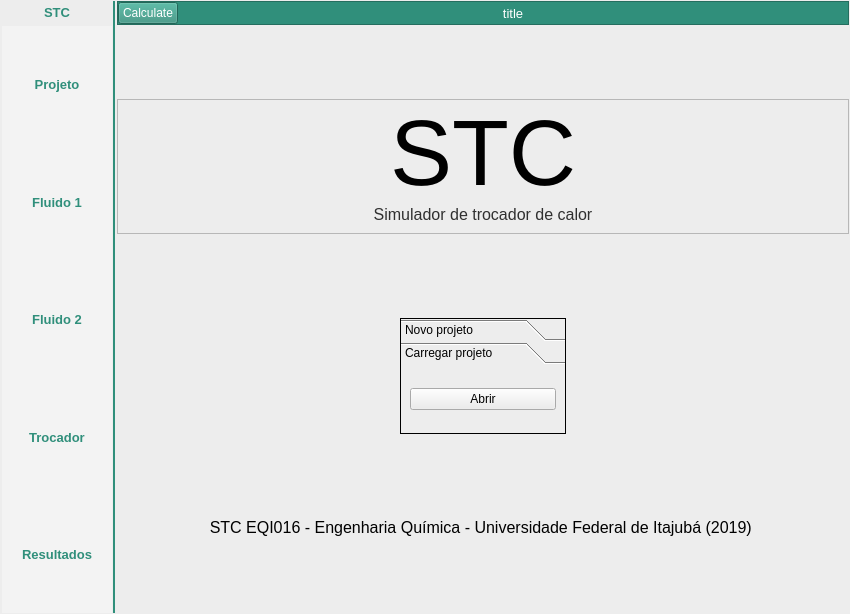
brenoiida/STC, file Tela.ui: the form before one commit.
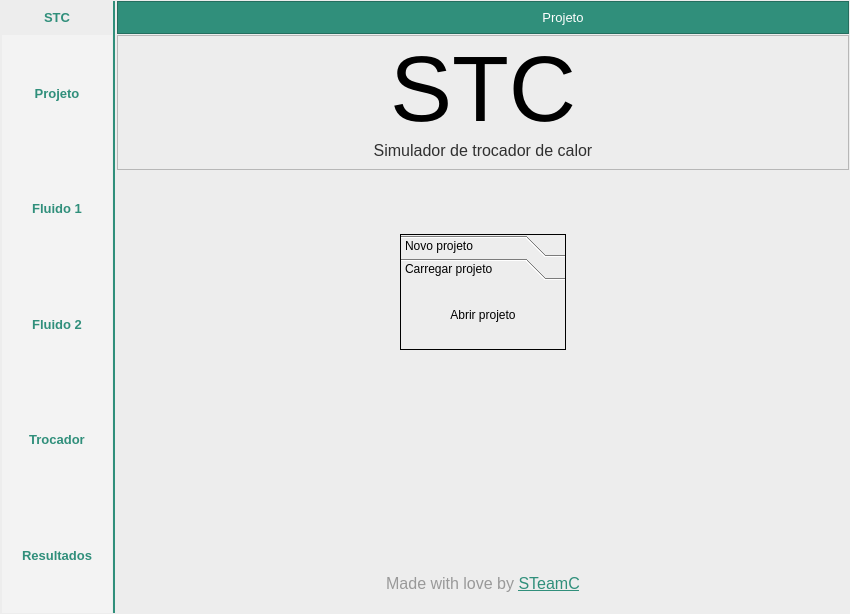
The form after the commit. The open tabs and pages were chosen to show the change. Icons and pictures are not drawn.

Commit message: Erro da tela grafica arrumada

```diff
--- a/Tela.ui
+++ b/Tela.ui
@@ -412,10 +412,22 @@
       </item>
       <item row="0" column="2">
        <widget class="QFrame" name="toolbar">
+        <property name="sizePolicy">
+         <sizepolicy hsizetype="Preferred" vsizetype="Maximum">
+          <horstretch>0</horstretch>
+          <verstretch>0</verstretch>
+         </sizepolicy>
+        </property>
+        <property name="minimumSize">
+         <size>
+          <width>0</width>
+          <height>33</height>
+         </size>
+        </property>
         <property name="maximumSize">
          <size>
           <width>16777215</width>
-          <height>40</height>
+          <height>61</height>
          </size>
         </property>
         <property name="styleSheet">
@@ -449,7 +461,7 @@
           <widget class="QPushButton" name="pushButton_6">
            <property name="maximumSize">
             <size>
-             <width>60</width>
+             <width>40</width>
              <height>16777215</height>
             </size>
            </property>
@@ -457,11 +469,120 @@
             <enum>Qt::ClickFocus</enum>
            </property>
            <property name="text">
-            <string>Calculate</string>
+            <string/>
            </property>
+           <property name="icon">
+            <iconset>
+             <normaloff>images/newFile_icon.png</normaloff>images/newFile_icon.png</iconset>
+           </property>
+           <property name="iconSize">
+            <size>
+             <width>42</width>
+             <height>23</height>
+            </size>
+           </property>
            <property name="flat">
+            <bool>true</bool>
+           </property>
+          </widget>
+         </item>
+         <item>
+          <widget class="QPushButton" name="openFile_btn">
+           <property name="maximumSize">
+            <size>
+             <width>40</width>
+             <height>16777215</height>
+            </size>
+           </property>
+           <property name="cursor">
+            <cursorShape>PointingHandCursor</cursorShape>
+           </property>
+           <property name="focusPolicy">
+            <enum>Qt::ClickFocus</enum>
+           </property>
+           <property name="text">
+            <string/>
+           </property>
+           <property name="icon">
+            <iconset>
+             <normaloff>images/openFile_icon.png</normaloff>images/openFile_icon.png</iconset>
+           </property>
+           <property name="iconSize">
+            <size>
+             <width>34</width>
+             <height>23</height>
+            </size>
+           </property>
+           <property name="flat">
+            <bool>true</bool>
+           </property>
+          </widget>
+         </item>
+         <item>
+          <widget class="QPushButton" name="saveFile_btn">
+           <property name="maximumSize">
+            <size>
+             <width>40</width>
+             <height>16777215</height>
+            </size>
+           </property>
+           <property name="cursor">
+            <cursorShape>PointingHandCursor</cursorShape>
+           </property>
+           <property name="focusPolicy">
+            <enum>Qt::ClickFocus</enum>
+           </property>
+           <property name="text">
+            <string/>
+           </property>
+           <property name="icon">
+            <iconset>
+             <normaloff>images/save_icon.png</normaloff>images/save_icon.png</iconset>
+           </property>
+           <property name="iconSize">
+            <size>
+             <width>26</width>
+             <height>23</height>
+            </size>
+           </property>
+           <property name="default">
             <bool>false</bool>
            </property>
+           <property name="flat">
+            <bool>true</bool>
+           </property>
+          </widget>
+         </item>
+         <item>
+          <widget class="QPushButton" name="calculate_btn">
+           <property name="maximumSize">
+            <size>
+             <width>40</width>
+             <height>16777215</height>
+            </size>
+           </property>
+           <property name="cursor">
+            <cursorShape>PointingHandCursor</cursorShape>
+           </property>
+           <property name="focusPolicy">
+            <enum>Qt::ClickFocus</enum>
+           </property>
+           <property name="text">
+            <string/>
+           </property>
+           <property name="icon">
+            <iconset>
+             <normaloff>images/calculateIcon.png</normaloff>images/calculateIcon.png</iconset>
+           </property>
+           <property name="iconSize">
+            <size>
+             <width>31</width>
+             <height>23</height>
+            </size>
+           </property>
+           <property name="flat">
+            <bool>true</bool>
+           </property>
           </widget>
          </item>
          <item>
@@ -473,7 +594,7 @@
             </font>
            </property>
            <property name="text">
-            <string>title</string>
+            <string>Projeto</string>
            </property>
            <property name="alignment">
             <set>Qt::AlignCenter</set>
@@ -568,7 +689,7 @@
            <number>0</number>
           </property>
           <property name="bottomMargin">
-           <number>0</number>
+           <number>20</number>
           </property>
           <item>
            <widget class="QFrame" name="titulo_frame">
@@ -640,6 +761,22 @@
             </layout>
            </widget>
           </item>
+          <item>
+           <spacer name="verticalSpacer">
+            <property name="orientation">
+             <enum>Qt::Vertical</enum>
+            </property>
+            <property name="sizeType">
+             <enum>QSizePolicy::Maximum</enum>
+            </property>
+            <property name="sizeHint" stdset="0">
+             <size>
+              <width>20</width>
+              <height>53</height>
+             </size>
+            </property>
+           </spacer>
+          </item>
           <item>
            <widget class="QFrame" name="projeto_frame">
             <property name="sizePolicy">
@@ -755,8 +892,8 @@
                  <rect>
                   <x>0</x>
                   <y>0</y>
-                  <width>93</width>
-                  <height>41</height>
+                  <width>164</width>
+                  <height>69</height>
                  </rect>
                 </property>
                 <attribute name="label">
@@ -764,12 +901,24 @@
                 </attribute>
                 <layout class="QVBoxLayout" name="verticalLayout_3">
                  <item>
-                  <widget class="QPushButton" name="pushButton">
+                  <widget class="QPushButton" name="abrirProjeto_btn">
+                   <property name="sizePolicy">
+                    <sizepolicy hsizetype="Minimum" vsizetype="Minimum">
+                     <horstretch>0</horstretch>
+                     <verstretch>0</verstretch>
+                    </sizepolicy>
+                   </property>
+                   <property name="cursor">
+                    <cursorShape>PointingHandCursor</cursorShape>
+                   </property>
                    <property name="focusPolicy">
                     <enum>Qt::ClickFocus</enum>
                    </property>
                    <property name="text">
-                    <string>Abrir</string>
+                    <string>Abrir projeto</string>
+                   </property>
+                   <property name="flat">
+                    <bool>true</bool>
                    </property>
                   </widget>
                  </item>
@@ -783,7 +932,7 @@
           <item>
            <widget class="QLabel" name="label_34">
             <property name="sizePolicy">
-             <sizepolicy hsizetype="Preferred" vsizetype="Maximum">
+             <sizepolicy hsizetype="Preferred" vsizetype="Minimum">
               <horstretch>0</horstretch>
               <verstretch>0</verstretch>
              </sizepolicy>
@@ -794,11 +943,14 @@
               <pointsize>12</pointsize>
              </font>
             </property>
+            <property name="styleSheet">
+             <string notr="true">color: rgb(153, 153, 153);</string>
+            </property>
             <property name="text">
-             <string>&lt;html&gt;&lt;head/&gt;&lt;body&gt;&lt;p&gt;&lt;img src=&quot;:/mainTitle/logo.jpg&quot;/&gt;STC EQI016 - Engenharia Química - Universidade Federal de Itajubá (2019) &lt;img src=&quot;:/mainTitle/unifei_logo.png&quot;/&gt;&lt;/p&gt;&lt;/body&gt;&lt;/html&gt;</string>
+             <string>&lt;html&gt;&lt;head/&gt;&lt;body&gt;&lt;p&gt;&lt;img src=&quot;:/mainTitle/logo.jpg&quot;/&gt;Made with love by &lt;a href=&quot;https://github.com/Zamariolo/STC&quot;&gt;&lt;span style=&quot; color:#308f7b;&quot;&gt;STeamC&lt;/span&gt;&lt;/a&gt;&lt;a href=&quot;https://github.com/Zamariolo/STC&quot;&gt;&lt;span style=&quot; color:#308f7b;&quot;/&gt;&lt;/a&gt;&lt;img src=&quot;:/mainTitle/unifei_logo.png&quot;/&gt;&lt;/p&gt;&lt;/body&gt;&lt;/html&gt;</string>
             </property>
             <property name="alignment">
-             <set>Qt::AlignCenter</set>
+             <set>Qt::AlignBottom|Qt::AlignHCenter</set>
             </property>
            </widget>
           </item>
```
Left out of the diff: 19 changed lines with no effect on the pictures. The commit also changes 7 other files.
